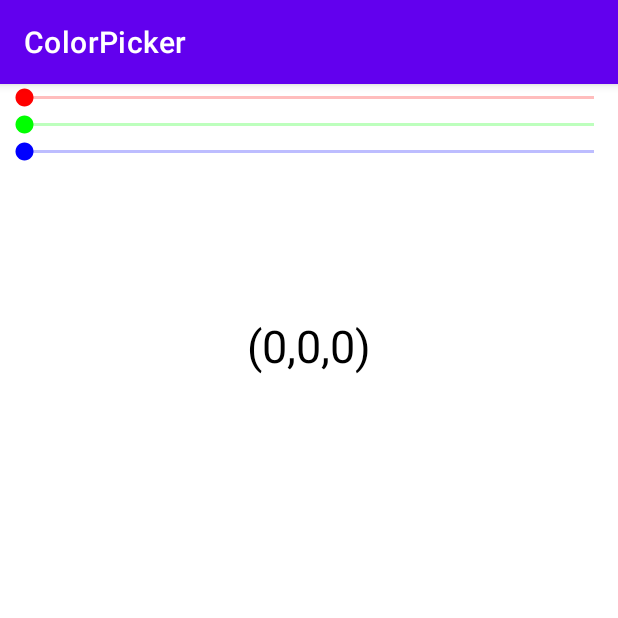
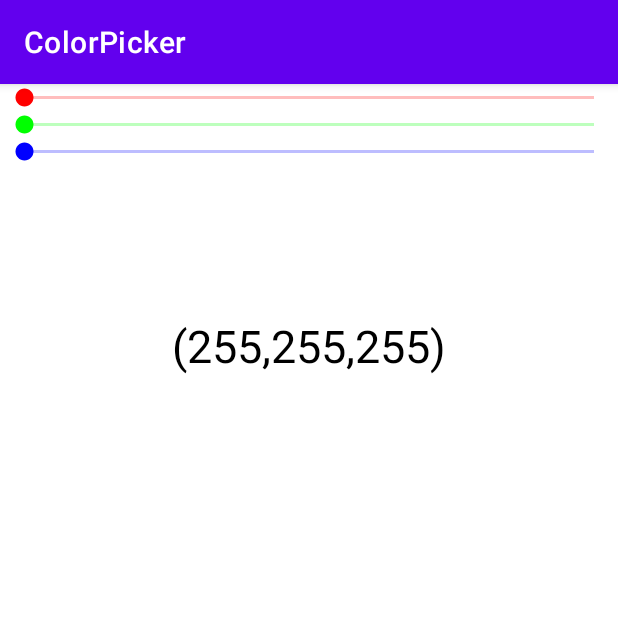
Before and after one commit to szaszabi7/Android_ColorPicker, an Android app: the screen it shows after launch (MainActivity), on a phone screen of 412 x 824 dp, the top half of it. Run offline under Robolectric (Android 15) with nearby library versions, the phone set to English and light mode, and no system bars.

Commit message:
Seekbar működik, szín változik, szöveg olvasható

```diff
--- a/app/src/main/res/layout/activity_main.xml
+++ b/app/src/main/res/layout/activity_main.xml
@@ -15,7 +15,8 @@
         android:progressBackgroundTint="#F00"
         android:progressTint="#F00"
         android:thumbTint="#F00"
-        android:max="255"/>
+        android:max="255"
+        android:min="0"/>
 
     <SeekBar
         android:layout_width="match_parent"
@@ -25,7 +26,8 @@
         android:progressBackgroundTint="#0F0"
         android:progressTint="#0F0"
         android:thumbTint="#0F0"
-        android:max="255"/>
+        android:max="255"
+        android:min="0"/>
 
     <SeekBar
         android:layout_width="match_parent"
@@ -35,7 +37,8 @@
         android:progressBackgroundTint="#00F"
         android:progressTint="#00F"
         android:thumbTint="#00F"
-        android:max="255"/>
+        android:max="255"
+        android:min="0"/>
 
     <RelativeLayout
         android:layout_width="match_parent"
@@ -51,7 +54,7 @@
             android:layout_height="wrap_content"
             android:layout_centerInParent="true"
             android:layout_margin="100sp"
-            android:text="(0,0,0)"
+            android:text="(255,255,255)"
             android:textColor="#000"
             android:textSize="30sp" />
 
```
Also changed, not shown: app/src/main/java/hu/petrik/MainActivity.kt (+55 -0 lines).
